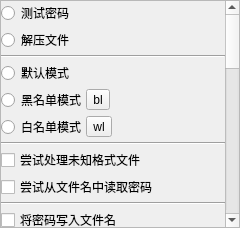
PPJUST/OnlyUnzip, file components/page_setting/res/page_setting.ui: the form before one commit.
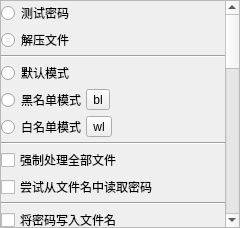
The form after the commit.

Commit message: 优化：默认/黑名单/白名单三种文件预筛选模式 修复：保存到本地的历史记录中的密码被错误赋值 优化：选项提示文本

Patch:
```diff
--- a/components/page_setting/res/page_setting.ui
+++ b/components/page_setting/res/page_setting.ui
@@ -205,7 +205,7 @@
               <string>&lt;html&gt;&lt;head/&gt;&lt;body&gt;&lt;p&gt;忽略文件类型，对所有类型的文件进行测试或解压&lt;/p&gt;&lt;p&gt;注意：&lt;/p&gt;&lt;p&gt;1. 启用该选项进行解压时，会导致 exe/doc/xls 等类型的文件被解压。&lt;/p&gt;&lt;p&gt;2. 判断文件类型的方法为读取文件头，可能存在部分文件类型被误判/无法判断的情况。&lt;/p&gt;&lt;p&gt;3. 对于伪装为媒体格式的压缩文件，可以启用该选项进行尝试（部分文件可以正常进行测试/解压）。&lt;/p&gt;&lt;/body&gt;&lt;/html&gt;</string>
              </property>
              <property name="text">
-              <string>尝试处理未知格式文件</string>
+              <string>强制处理全部文件</string>
              </property>
             </widget>
            </item>
```
Left out of the diff: 41 changed lines with no effect on the pictures. The commit also changes 9 other files.
